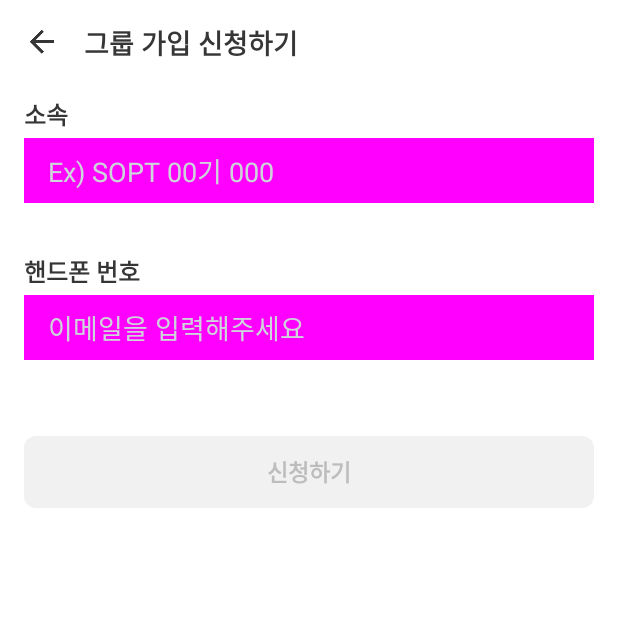
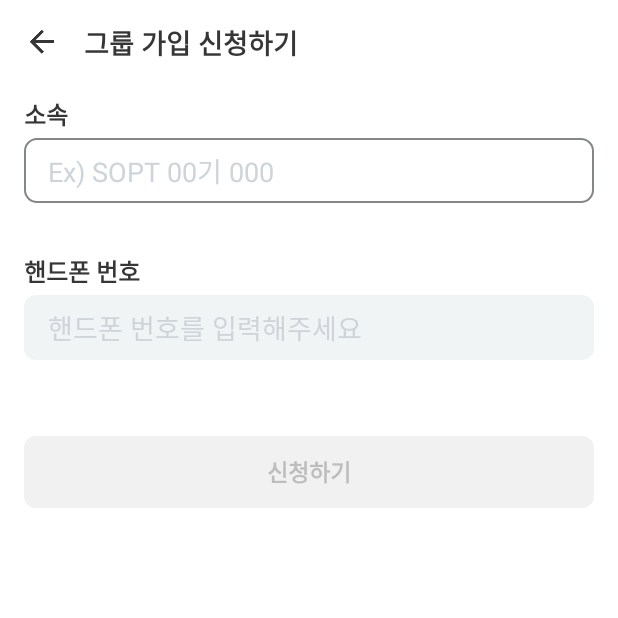
Before and after one commit to placepic/placepic_android, an Android app: the SignUpGroupActivity screen opened directly, with no data from a screen before it, on a phone screen of 412 x 824 dp, the top half of it. Run offline under Robolectric (Android 15) with nearby library versions, the phone set to English and light mode, and no system bars.

Commit message:
[Fix] 파일 위치 수정
drawable에 위치해야할 파일을 수정함.

```diff
--- a/app/src/main/java/place/pic/ui/login/LoginActivity.kt
+++ b/app/src/main/java/place/pic/ui/login/LoginActivity.kt
@@ -76,7 +76,7 @@ class LoginActivity : AppCompatActivity(),View.OnClickListener {
 
     // 이메일 입력이 정확할 경우 EditText 설정
     private fun emailForm(){
-        et_login_email.background = getDrawable(R.color.selector_edittext_in_login_view)
+        et_login_email.background = getDrawable(R.drawable.selector_edittext_in_login_view)
         tv_login_non_email.visibility = View.INVISIBLE
     }
 
--- a/app/src/main/res/layout/activity_login.xml
+++ b/app/src/main/res/layout/activity_login.xml
@@ -69,7 +69,7 @@
             android:layout_width="match_parent"
             android:layout_height="wrap_content"
             android:layout_marginTop="4dp"
-            android:background="@color/selector_edittext_in_login_view"
+            android:background="@drawable/selector_edittext_in_login_view"
             android:hint="이메일을 입력해주세요"
             android:inputType="textEmailAddress"
             android:paddingVertical="12dp"
@@ -128,7 +128,7 @@
             android:paddingStart="16dp"
             android:textColorHint="@color/grayCED5DA"
             android:textSize="14dp"
-            android:background="@color/selector_edittext_in_login_view"
+            android:background="@drawable/selector_edittext_in_login_view"
             app:layout_constraintBottom_toBottomOf="parent"
             app:layout_constraintTop_toBottomOf="@+id/tv_login_password"
             tools:layout_editor_absoluteX="16dp"/>
--- a/app/src/main/res/layout/activity_sign_up_group.xml
+++ b/app/src/main/res/layout/activity_sign_up_group.xml
@@ -68,7 +68,7 @@
             android:layout_width="match_parent"
             android:layout_height="wrap_content"
             android:layout_marginTop="4dp"
-            android:background="@color/selector_edittext_in_login_view"
+            android:background="@drawable/selector_edittext_in_login_view"
             android:hint="Ex) SOPT 00기 000"
             app:layout_goneMarginTop="4dp"
             android:layout_marginBottom="25dp"
@@ -110,11 +110,11 @@
             android:layout_height="wrap_content"
             android:layout_marginTop="4dp"
             android:layout_marginBottom="25dp"
-            android:background="@color/selector_edittext_in_login_view"
+            android:background="@drawable/selector_edittext_in_login_view"
             app:layout_goneMarginTop="4dp"
             app:layout_goneMarginBottom="25dp"
-            android:hint="이메일을 입력해주세요"
-            android:inputType="textEmailAddress"
+            android:hint="핸드폰 번호를 입력해주세요"
+            android:inputType="numberDecimal"
             android:paddingVertical="8dp"
             android:paddingStart="16dp"
 
--- a/app/src/main/res/layout/activity_upload_place.xml
+++ b/app/src/main/res/layout/activity_upload_place.xml
@@ -422,7 +422,7 @@
                     android:layout_height="wrap_content"
                     android:layout_marginTop="16dp"
                     android:layout_marginBottom="76dp"
-                    android:background="@color/selector_edittext_in_login_view"
+                    android:background="@drawable/selector_edittext_in_login_view"
                     android:ems="10"
                     android:gravity="start|top"
                     android:hint="친구들에게 상세한 후기를 전달해주세요.\n좋은 후기들이 모여 즐거운 플레이스픽을 만듭니다!"
```
Also changed, not shown: app/src/main/res/drawable-hdpi/selector_edittext_in_login_view.xml (renamed from app/src/main/res/color/selector_edittext_in_login_view.xml).
